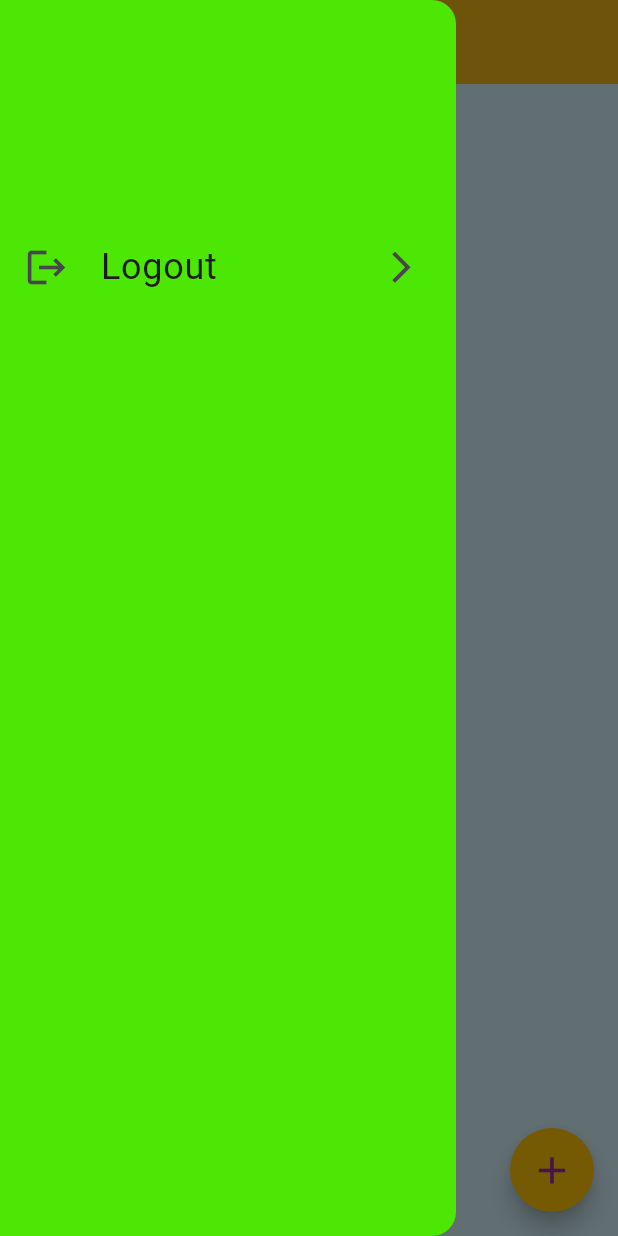
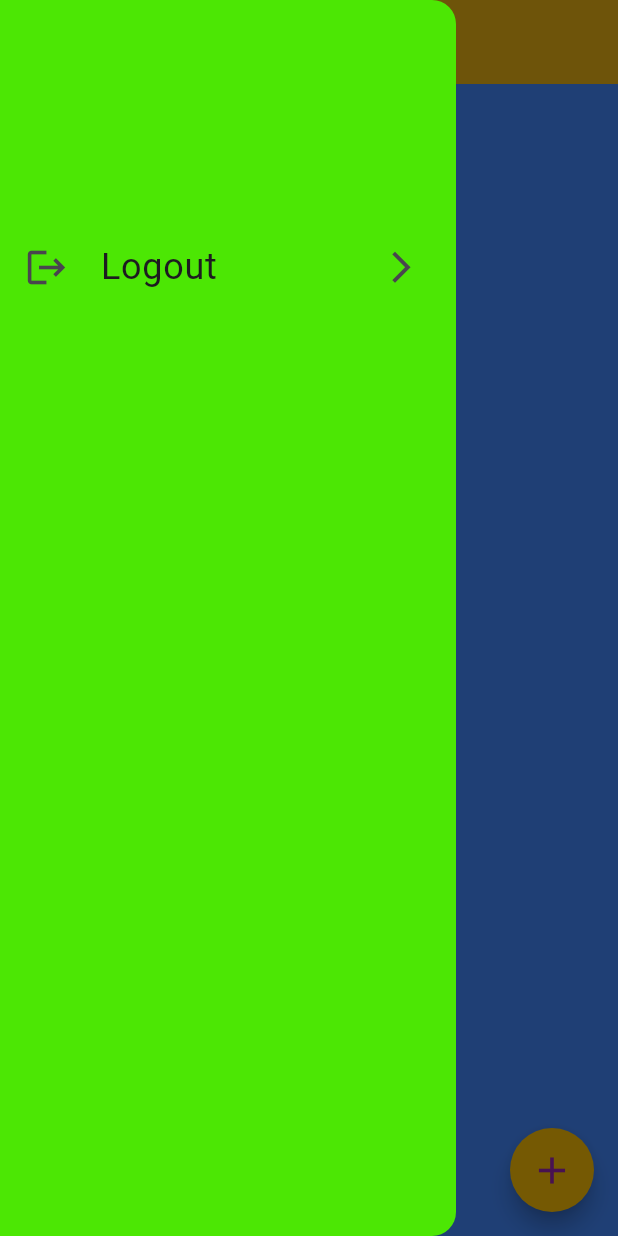
Before and after one commit to ramavtarmjr885301/task_manager, a Flutter app: the HomeScreen screen opened directly, with the side drawer open, on a phone screen of 412 x 824 dp. Run offline on Flutter 3.47's test engine with Material 2 defaults, Android fonts, the phone set to English and light mode, and no system bars; our stand-ins replace firebase_auth, firebase_core, google_fonts, google_sign_in, sqflite; accounts and stored records are empty.

```diff
--- a/lib/Database/Database.dart
+++ b/lib/Database/Database.dart
@@ -61,11 +61,10 @@ class DatabaseHelper {
 
   Future<int> insertNote(Note note) async {
     Database? db = await this.db;
-    final int result = await db!.update(
+    final int result = await db!.insert(
       noteTable,
       note.toMap(),
-      where: '$colId=?',
-      whereArgs: [note.id],
+
     );
 
     return result;
--- a/lib/Screens/HomeScreen.dart
+++ b/lib/Screens/HomeScreen.dart
@@ -1,3 +1,4 @@
+// ignore: file_names
 import 'package:firebase_auth/firebase_auth.dart';
 import 'package:flutter/cupertino.dart';
 import 'package:flutter/material.dart';
@@ -22,10 +23,11 @@ class _HomeScreenState extends State<HomeScreen> {
 
   late Future<List<Note>> _noteList;
   final DateFormat _dateFormatter = DateFormat("MMM dd, yyy");
-  DatabaseHelper _databaseHelper = DatabaseHelper.instance;
+  // ignore: unused_field
+  // DatabaseHelper _databaseHelper = DatabaseHelper.instance;
    @override
   void initState() {
-    // TODO: implement initState
+    // todo: implement initState
     super.initState();
     _updateNoteList();
   }
@@ -47,11 +49,12 @@ class _HomeScreenState extends State<HomeScreen> {
       return Padding(
         padding: const EdgeInsets.symmetric(horizontal: 25.0),
         child: Column(
-          children: <Widget>[
+          children: [
             ListTile(
               title: Text(
                 note.title!,
                 style: TextStyle(
+                  decorationColor: Colors.black,
                     fontSize: 18.0,
                     color: Colors.white,
                     decoration: note.status == 0
@@ -63,9 +66,10 @@ class _HomeScreenState extends State<HomeScreen> {
                 style: TextStyle(
                     fontSize: 15,
                     color: Colors.white,
+                    decorationColor: Colors.black,
                     decoration: note.status == 0
                         ? TextDecoration.none
-                        : TextDecoration.lineThrough),
+                        : TextDecoration.lineThrough,),
               ),
               trailing: Checkbox(
                 onChanged: (value) {
@@ -101,7 +105,7 @@ class _HomeScreenState extends State<HomeScreen> {
     }
 
     return Scaffold(
-        backgroundColor: const Color(0xFFd4f1f9),
+        backgroundColor: Colors.blueAccent,
         appBar: AppBar(
           title: const Text("Task Manager"),
           backgroundColor: Colors.amber,
@@ -181,7 +185,7 @@ class _HomeScreenState extends State<HomeScreen> {
                 child: CircularProgressIndicator(),
               );
             }
-            final int completeNoteCount = snapshot.data!
+            final int completedNoteCount = snapshot.data!
                 .where((Note note) => note.status == 1)
                 .toList()
                 .length;
@@ -195,11 +199,11 @@ class _HomeScreenState extends State<HomeScreen> {
                         horizontal: 40.0, vertical: 20.0),
                     child: Column(
                         crossAxisAlignment: CrossAxisAlignment.start,
-                        children: <Widget>[
+                        children: [
                           const Text(
                             "My Tasks",
                             style: TextStyle(
-                                color: Colors.deepPurple,
+                                color: Colors.white,
                                 fontSize: 40.0,
                                 fontWeight: FontWeight.bold),
                           ),
@@ -207,9 +211,9 @@ class _HomeScreenState extends State<HomeScreen> {
                             height: 10,
                           ),
                           Text(
-                            '$completeNoteCount of ${snapshot.data!.length}',
+                            '$completedNoteCount of ${snapshot.data.length}',
                             style: const TextStyle(
-                                color: Colors.deepPurple,
+                                color: Colors.white,
                                 fontSize: 40.0,
                                 fontWeight: FontWeight.bold),
                           ),
--- a/lib/Screens/SplashScreen.dart
+++ b/lib/Screens/SplashScreen.dart
@@ -1,3 +1,4 @@
+// ignore: file_names
 import 'dart:async';
 
 import 'package:firebase_auth/firebase_auth.dart';
```
Also changed, not shown: lib/Screens/AddTaskScreen.dart (+34 -3 lines), lib/Screens/TaskScreen.dart (+7 -1 lines), assets/icons/todobg.jpg (deleted).
